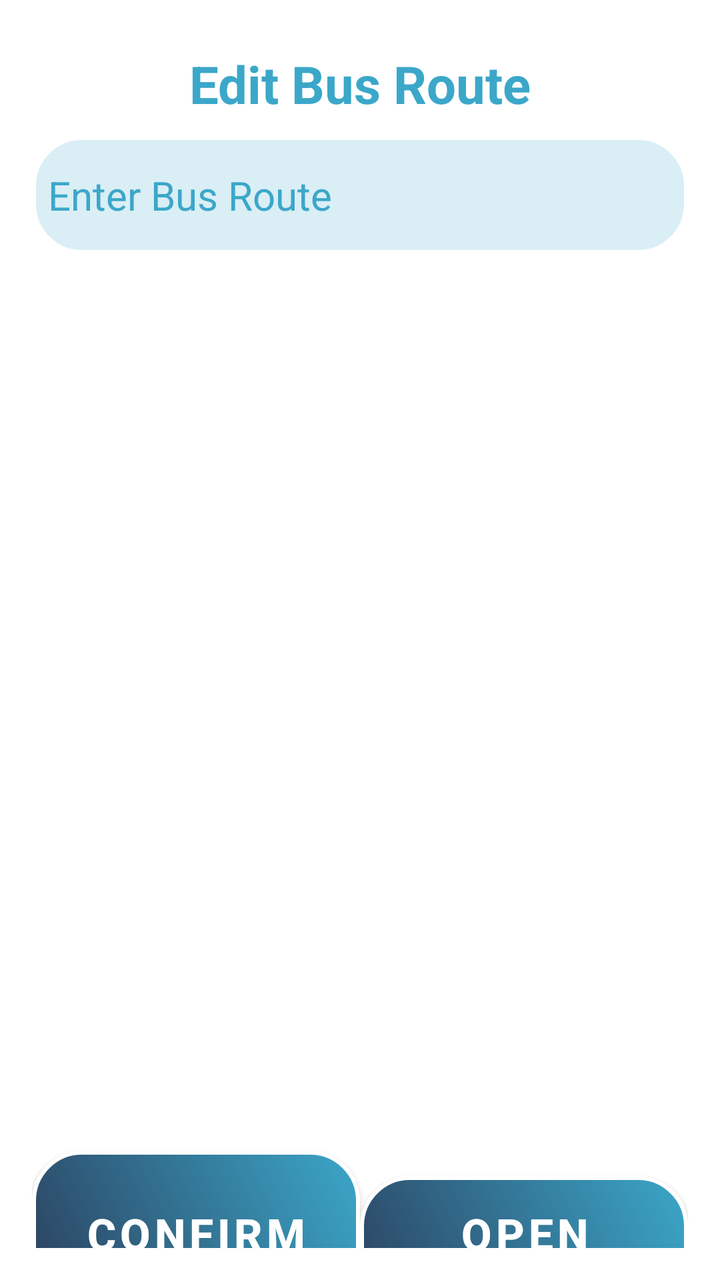
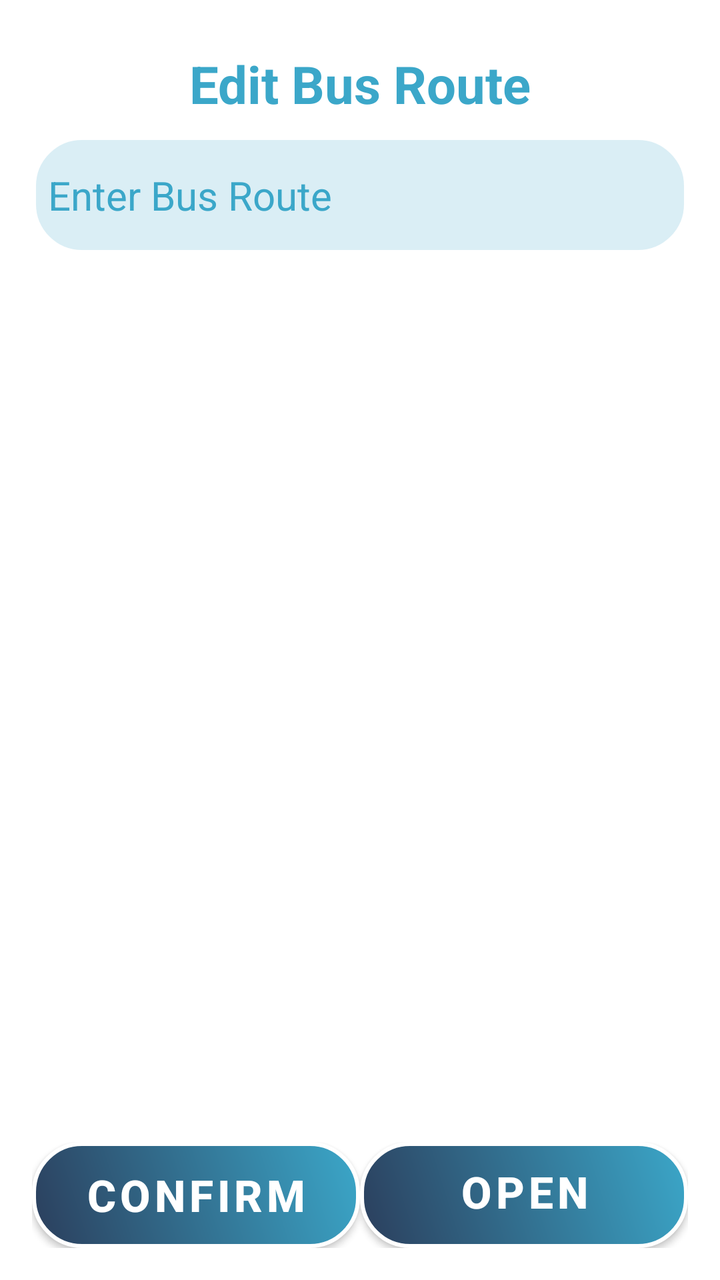

Two renders of the same Android screen: before a commit and after it. Below are the layout's source before the change and the commit's diff.
<!-- AndroidManifest.xml: application theme Theme.VISTA -->
<!-- res/layout/activity_voice_control_bus_route.xml -->
<LinearLayout
xmlns:android="http://schemas.android.com/apk/res/android"
xmlns:tools="http://schemas.android.com/tools"
xmlns:app="http://schemas.android.com/apk/res-auto"
android:id="@+id/main"
android:layout_width="match_parent"
android:layout_height="match_parent"
android:orientation="vertical"
android:padding="16sp"
tools:context=".VoiceControl.ByBus.VoiceControlBusRoute"
android:background="@color/white">

<TextView
    android:layout_width="match_parent"
    android:layout_height="52dp"
    android:gravity="center"
    android:text="@string/EditRouteActivity_title"
    android:textColor="#3BA7C9"
    android:textSize="26sp"
    android:textStyle="bold" />

<EditText
    android:id="@+id/etBusRoute"
    android:layout_width="match_parent"
    android:layout_height="59dp"
    android:layout_marginBottom="10dp"
    android:background="@drawable/edittext_background"
    android:hint="@string/EditRouteActivity_input"
    android:textSize="20sp"
    android:textColor="#3BA7C9"
    android:textColorHint="#3BA7C9"/>

<TextView
    android:layout_width="match_parent"
    android:layout_height="418dp"
    android:gravity="center"
    android:text=""
    android:textColor="#3BA7C9"
    android:textSize="26sp"
    android:textStyle="bold"
    />


<LinearLayout
    android:layout_width="match_parent"
    android:layout_height="100dp"
    android:layout_marginTop="16dp"
    android:gravity="bottom"
    android:orientation="horizontal"
    android:weightSum="2">

    

    

    <com.google.android.material.button.MaterialButton
        android:id="@+id/btnEditRouteActivityConfirm"
        style="@style/SemiTransparentRoundedButton"
        android:layout_width="0dp"
        android:layout_height="83dp"
        android:layout_weight="1"
        android:text="@string/btn_Confirm"
        android:textSize="22sp"
        android:textStyle="bold"
        android:background="@drawable/btn_photo_gradient"
        app:backgroundTint="@null"
        app:backgroundTintMode="src_over"
        app:cornerRadius="0dp"
        app:strokeColor="@null"
        app:strokeWidth="0dp"/>

    <com.google.android.material.button.MaterialButton
        android:id="@+id/btnEditRouteActivityNext"
        style="@style/SemiTransparentRoundedButton"
        android:layout_width="0dp"
        android:layout_height="83dp"
        android:layout_weight="1"
        android:text="@string/EditRoute_openKeyboard"
        android:textSize="22sp"
        android:textStyle="bold"
        android:background="@drawable/btn_photo_gradient"
        app:backgroundTint="@null"
        app:backgroundTintMode="src_over"
        app:cornerRadius="0dp"
        app:strokeColor="@null"
        app:strokeWidth="0dp"/>
</LinearLayout>
</LinearLayout>
<!-- resources referenced by this layout -->
<resources>
  <color name="white">#FFFFFF</color>
  <!-- drawable btn_photo_gradient (drawable) -->
  <?xml version="1.0" encoding="utf-8"?>
  <shape xmlns:android="http://schemas.android.com/apk/res/android"
      android:shape="rectangle">
  
      
      <gradient
          android:startColor="#2B3E5C"
          android:endColor="#3BA7C9"
          android:angle="45"
      />
  
      
      <corners android:radius="24dp" />
  
      
      <stroke
          android:width="2dp"
          android:color="#FFFFFF" />
  
  </shape>
  <!-- drawable edittext_background (drawable) -->
  <?xml version="1.0" encoding="utf-8"?>
  <shape xmlns:android="http://schemas.android.com/apk/res/android" android:shape="rectangle">
  
      
      <stroke
          android:width="2dp"
          android:color="#FFFFFF" />
  
      <corners android:radius="24dp" />
  
      <padding
          android:left="8dp"
          android:top="8dp"
          android:right="8dp"
          android:bottom="8dp" />
  
      <solid android:color="#303BA7C9" />
  
  </shape>
  <string name="EditRouteActivity_input">Enter Bus Route</string>
  <string name="EditRouteActivity_title">Edit Bus Route</string>
  <string name="EditRoute_openKeyboard">Open Keyboard</string>
  <string name="btn_Confirm">Confirm</string>
  <style name="SemiTransparentRoundedButton" parent="Widget.MaterialComponents.Button">
          <item name="android:textColor">#FFFFFF</item>
          <item name="background">@drawable/button_selector</item> 
          <item name="cornerRadius">24dp</item>
          <item name="strokeColor">#FFFFFF</item>
          <item name="strokeWidth">2dp</item>
          <item name="backgroundTint">#20FFFFFF</item> 
      </style>
  <style name="Theme.VISTA" parent="Theme.MaterialComponents.DayNight.NoActionBar">
          <item name="colorPrimary">@color/semi_transparent_white</item>
          <item name="colorPrimaryVariant">@color/semi_transparent_white</item>
          <item name="colorOnPrimary">@color/white</item>
          <item name="android:statusBarColor">#D3D3D3</item>
      </style>
  <!-- drawable button_selector (drawable) -->
  <?xml version="1.0" encoding="utf-8"?>
  <selector xmlns:android="http://schemas.android.com/apk/res/android">
      
      <item android:state_pressed="true">
          <shape android:shape="rectangle">
              <solid android:color="#20FFFFFF" /> 
              <stroke android:width="2dp" android:color="#FFFFFF" />
              <corners android:radius="24dp" />
          </shape>
      </item>
  
      
      <item android:state_selected="true">
          <shape android:shape="rectangle">
              <solid android:color="#FFFF00" /> 
              <stroke android:width="2dp" android:color="#FFFFFF" />
              <corners android:radius="24dp" />
          </shape>
      </item>
  
      
      <item>
          <shape android:shape="rectangle">
              <solid android:color="#20FFFFFF" /> 
              <stroke android:width="2dp" android:color="#FFFFFF" />
              <corners android:radius="24dp" />
          </shape>
      </item>
  </selector>
  <color name="semi_transparent_white">#80FFFFFF</color>
</resources>

<!-- the commit's change to res/layout/activity_voice_control_bus_route.xml (unified diff, before → after) -->
@@ -41,13 +41,14 @@ android:background="@color/white">
     />
 
 
-<LinearLayout
-    android:layout_width="match_parent"
-    android:layout_height="100dp"
-    android:layout_marginTop="16dp"
-    android:gravity="bottom"
-    android:orientation="horizontal"
-    android:weightSum="2">
+    <LinearLayout
+        android:orientation="horizontal"
+        android:layout_width="match_parent"
+        android:layout_height="wrap_content"
+        android:gravity="bottom"
+        android:layout_marginTop="16dp"
+        android:weightSum="2">
+
 
     
 
@@ -56,8 +57,9 @@ android:background="@color/white">
     <com.google.android.material.button.MaterialButton
         android:id="@+id/btnEditRouteActivityConfirm"
         style="@style/SemiTransparentRoundedButton"
-        android:layout_width="0dp"
-        android:layout_height="83dp"
+        android:layout_width="match_parent"
+        android:layout_height="match_parent"
+        android:layout_gravity="center"
         android:layout_weight="1"
         android:text="@string/btn_Confirm"
         android:textSize="22sp"
@@ -72,8 +74,9 @@ android:background="@color/white">
     <com.google.android.material.button.MaterialButton
         android:id="@+id/btnEditRouteActivityNext"
         style="@style/SemiTransparentRoundedButton"
-        android:layout_width="0dp"
-        android:layout_height="83dp"
+        android:layout_width="match_parent"
+        android:layout_height="match_parent"
+        android:layout_gravity="center"
         android:layout_weight="1"
         android:text="@string/EditRoute_openKeyboard"
         android:textSize="22sp"
